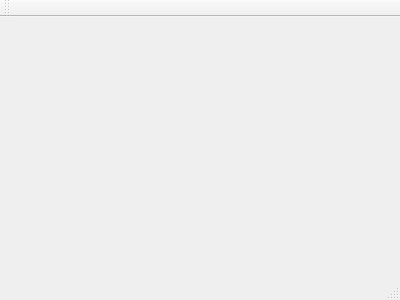
First picture: the form in mainwindow.ui, repository fashtop3/solar_pv_power_gen_system, before the edit.
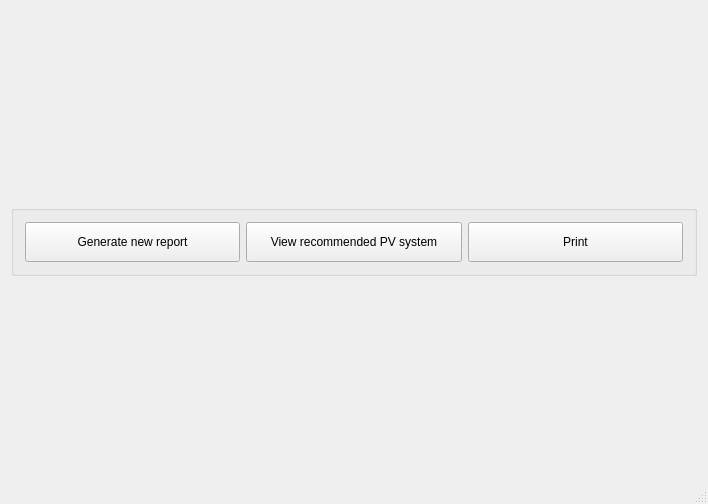
Second picture: the form after the edit. Icons and pictures are not drawn.

Patch:
```diff
--- a/mainwindow.ui
+++ b/mainwindow.ui
@@ -1,24 +1,136 @@
 <ui version="4.0">
  <class>MainWindow</class>
- <widget class="QMainWindow" name="MainWindow" >
-  <property name="geometry" >
+ <widget class="QMainWindow" name="MainWindow">
+  <property name="geometry">
    <rect>
     <x>0</x>
     <y>0</y>
-    <width>400</width>
-    <height>300</height>
+    <width>708</width>
+    <height>504</height>
    </rect>
   </property>
   <property name="windowTitle" >
    <string>MainWindow</string>
   </property>
-  <widget class="QMenuBar" name="menuBar" />
-  <widget class="QToolBar" name="mainToolBar" />
-  <widget class="QWidget" name="centralWidget" />
-  <widget class="QStatusBar" name="statusBar" />
+  <property name="windowIcon">
+   <iconset resource="resource.qrc">
+    <normaloff>:/resources/images/solar-energy-icon.png</normaloff>:/resources/images/solar-energy-icon.png</iconset>
+  </property>
+  <property name="iconSize">
+   <size>
+    <width>32</width>
+    <height>32</height>
+   </size>
+  </property>
+  <widget class="QWidget" name="centralWidget">
+   <layout class="QHBoxLayout" name="horizontalLayout_2">
+    <item>
+     <widget class="QGroupBox" name="groupBox">
+      <property name="sizePolicy">
+       <sizepolicy hsizetype="Preferred" vsizetype="Fixed">
+        <horstretch>0</horstretch>
+        <verstretch>0</verstretch>
+       </sizepolicy>
+      </property>
+      <property name="minimumSize">
+       <size>
+        <width>381</width>
+        <height>71</height>
+       </size>
+      </property>
+      <property name="title">
+       <string/>
+      </property>
+      <layout class="QHBoxLayout" name="horizontalLayout">
+       <item>
+        <widget class="QPushButton" name="newReportPushButton">
+         <property name="sizePolicy">
+          <sizepolicy hsizetype="Minimum" vsizetype="Preferred">
+           <horstretch>0</horstretch>
+           <verstretch>0</verstretch>
+          </sizepolicy>
+         </property>
+         <property name="text">
+          <string>Generate new report</string>
+         </property>
+         <property name="icon">
+          <iconset resource="resource.qrc">
+           <normaloff>:/resources/images/newspaper.png</normaloff>:/resources/images/newspaper.png</iconset>
+         </property>
+         <property name="iconSize">
+          <size>
+           <width>32</width>
+           <height>32</height>
+          </size>
+         </property>
+        </widget>
+       </item>
+       <item>
+        <widget class="QPushButton" name="viewRecommendedPushButton">
+         <property name="sizePolicy">
+          <sizepolicy hsizetype="Minimum" vsizetype="Preferred">
+           <horstretch>0</horstretch>
+           <verstretch>0</verstretch>
+          </sizepolicy>
+         </property>
+         <property name="text">
+          <string>View recommended PV system</string>
+         </property>
+         <property name="icon">
+          <iconset resource="resource.qrc">
+           <normaloff>:/resources/images/view.png</normaloff>:/resources/images/view.png</iconset>
+         </property>
+         <property name="iconSize">
+          <size>
+           <width>32</width>
+           <height>32</height>
+          </size>
+         </property>
+        </widget>
+       </item>
+       <item>
+        <widget class="QPushButton" name="printPushButton">
+         <property name="sizePolicy">
+          <sizepolicy hsizetype="Minimum" vsizetype="Preferred">
+           <horstretch>0</horstretch>
+           <verstretch>0</verstretch>
+          </sizepolicy>
+         </property>
+         <property name="text">
+          <string>Print</string>
+         </property>
+         <property name="icon">
+          <iconset resource="resource.qrc">
+           <normaloff>:/resources/images/printer.png</normaloff>:/resources/images/printer.png</iconset>
+         </property>
+         <property name="iconSize">
+          <size>
+           <width>32</width>
+           <height>32</height>
+          </size>
+         </property>
+        </widget>
+       </item>
+      </layout>
+     </widget>
+    </item>
+   </layout>
+  </widget>
+  <widget class="QMenuBar" name="menuBar">
+   <property name="geometry">
+    <rect>
+     <x>0</x>
+     <y>0</y>
+     <width>708</width>
+     <height>21</height>
+    </rect>
+   </property>
+  </widget>
+  <widget class="QStatusBar" name="statusBar"/>
  </widget>
- <layoutDefault spacing="6" margin="11" />
- <pixmapfunction></pixmapfunction>
- <resources/>
+ <layoutdefault spacing="6" margin="11"/>
+ <resources>
+  <include location="resource.qrc"/>
+ </resources>
  <connections/>
 </ui>
```
Left out of the diff: 3 changed lines with no effect on the pictures.
